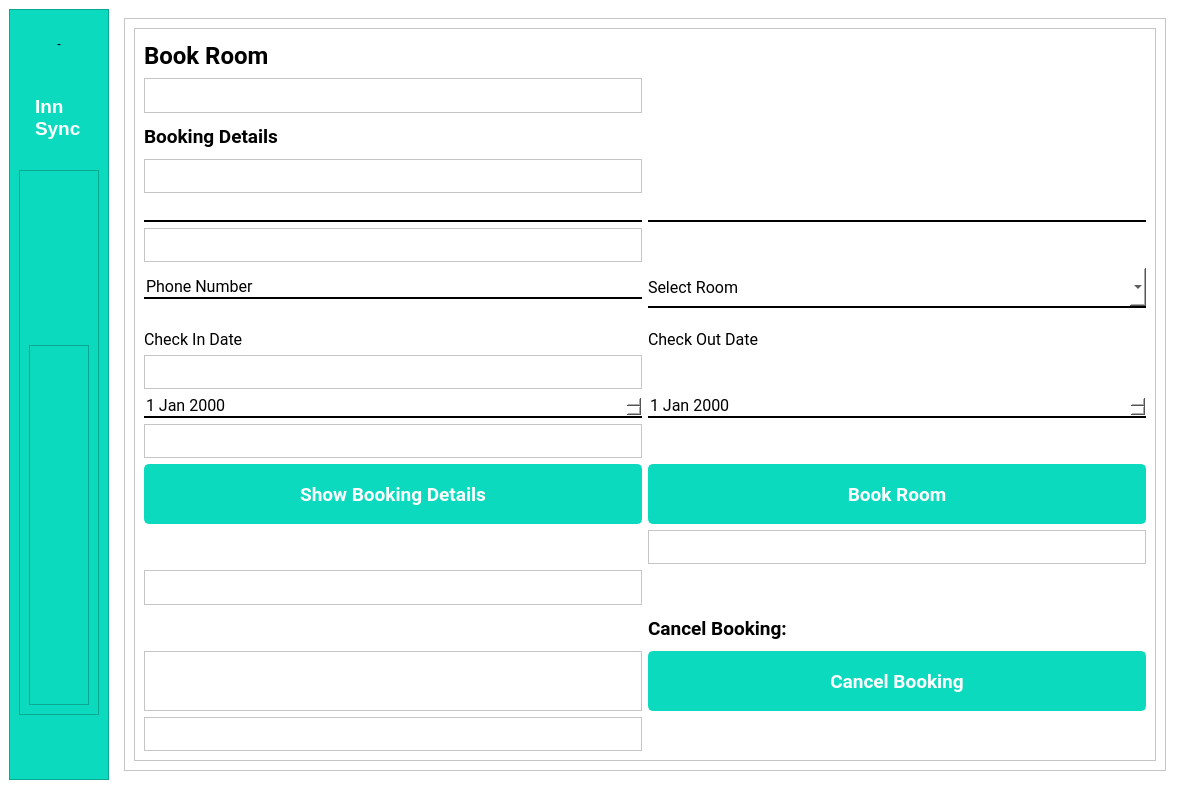
Qt form customer_landing_page.ui (AmnaSalman23/Hotel-Management-System) before a commit.
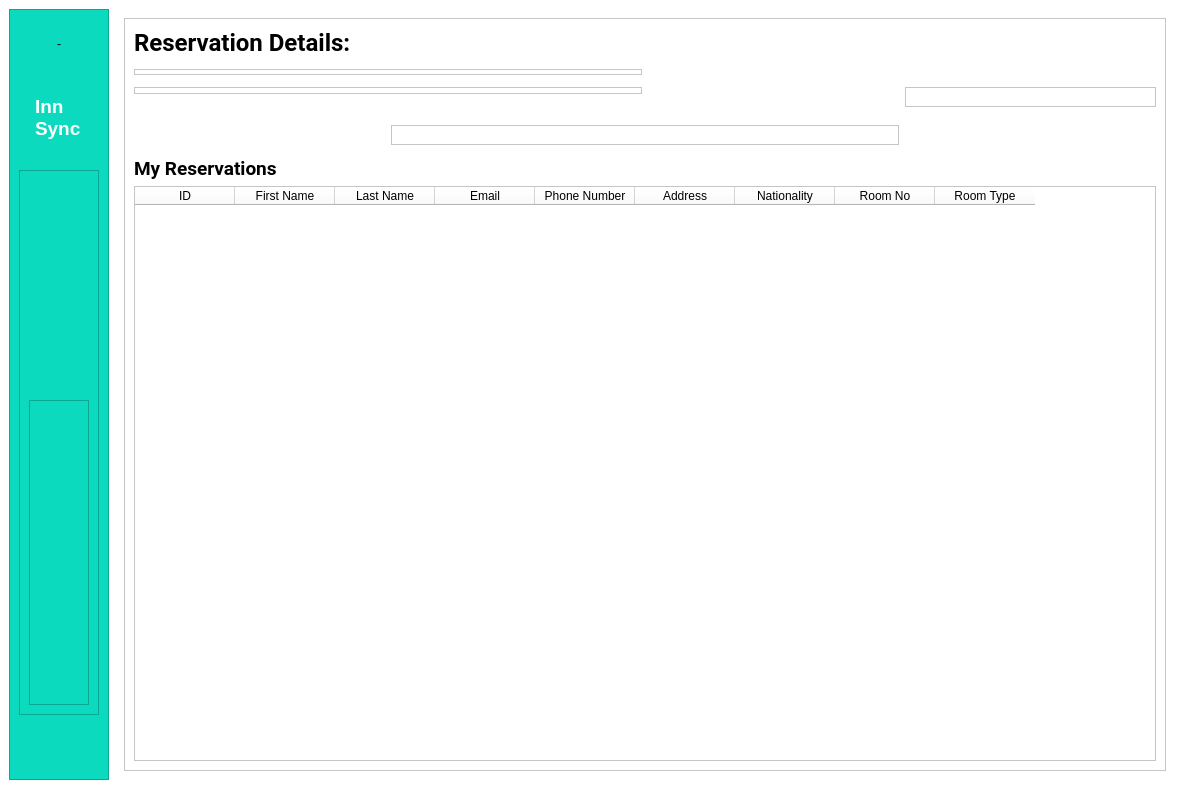
The same form after that commit. The open tabs and pages were chosen to show the change. Icons and pictures are not drawn.

Commit message: Add feature show reservations

What changed in the file:
```diff
--- a/customer_landing_page.ui
+++ b/customer_landing_page.ui
@@ -45,177 +45,8 @@
       <property name="frameShadow">
        <enum>QFrame::Raised</enum>
       </property>
-      <layout class="QGridLayout" name="gridLayout">
-       <item row="4" column="0">
-        <widget class="QFrame" name="frame_4">
-         <property name="frameShape">
-          <enum>QFrame::StyledPanel</enum>
-         </property>
-         <property name="frameShadow">
-          <enum>QFrame::Raised</enum>
-         </property>
          <layout class="QVBoxLayout" name="verticalLayout">
-          <item alignment="Qt::AlignLeft">
-           <widget class="QPushButton" name="dashboardBtn">
-            <property name="font">
-             <font>
-              <pointsize>12</pointsize>
-             </font>
-            </property>
-            <property name="cursor">
-             <cursorShape>PointingHandCursor</cursorShape>
-            </property>
-            <property name="styleSheet">
-             <string notr="true">QPushButton {
-    color: white;
-    background-color: #0BDABF;
-    padding: 15px;
-    border: none;
-    text-align: center;
-}
-
-QPushButton:hover {
-    background-color: #16E2CB;
-}
-</string>
-            </property>
-            <property name="text">
-             <string/>
-            </property>
-            <property name="icon">
-             <iconset resource="resource.qrc">
-              <normaloff>:/images/Images/dashboard.png</normaloff>:/images/Images/dashboard.png</iconset>
-            </property>
-            <property name="iconSize">
-             <size>
-              <width>40</width>
-              <height>40</height>
-             </size>
-            </property>
-           </widget>
-          </item>
-          <item alignment="Qt::AlignLeft">
-           <widget class="QPushButton" name="bookRoomBtn">
-            <property name="font">
-             <font>
-              <pointsize>12</pointsize>
-             </font>
-            </property>
-            <property name="cursor">
-             <cursorShape>PointingHandCursor</cursorShape>
-            </property>
-            <property name="styleSheet">
-             <string notr="true">QPushButton {
-    color: white;
-    background-color: #0BDABF;
-    padding: 15px;
-    border: none;
-    text-align: center;
-}
-
-QPushButton:hover {
-    background-color: #16E2CB;
-}
-</string>
-            </property>
-            <property name="text">
-             <string/>
-            </property>
-            <property name="icon">
-             <iconset resource="resource.qrc">
-              <normaloff>:/images/Images/booking room.png</normaloff>:/images/Images/booking room.png</iconset>
-            </property>
-            <property name="iconSize">
-             <size>
-              <width>40</width>
-              <height>40</height>
-             </size>
-            </property>
-           </widget>
-          </item>
-          <item alignment="Qt::AlignLeft">
-           <widget class="QPushButton" name="profilePageBtn">
-            <property name="font">
-             <font>
-              <pointsize>12</pointsize>
-             </font>
-            </property>
-            <property name="cursor">
-             <cursorShape>PointingHandCursor</cursorShape>
-            </property>
-            <property name="styleSheet">
-             <string notr="true">QPushButton {
-    color: white;
-    background-color: #0BDABF;
-    padding: 15px;
-    border: none;
-    text-align: center;
-}
-
-QPushButton:hover {
-    background-color: #16E2CB;
-}
-</string>
-            </property>
-            <property name="text">
-             <string/>
-            </property>
-            <property name="icon">
-             <iconset resource="resource.qrc">
-              <normaloff>:/images/Images/man-line-icon.png</normaloff>:/images/Images/man-line-icon.png</iconset>
-            </property>
-            <property name="iconSize">
-             <size>
-              <width>40</width>
-              <height>40</height>
-             </size>
-            </property>
-           </widget>
-          </item>
-          <item>
-           <widget class="QFrame" name="frame_12">
-            <property name="sizePolicy">
-             <sizepolicy hsizetype="Preferred" vsizetype="Expanding">
-              <horstretch>0</horstretch>
-              <verstretch>0</verstretch>
-             </sizepolicy>
-            </property>
-            <property name="frameShape">
-             <enum>QFrame::StyledPanel</enum>
-            </property>
-            <property name="frameShadow">
-             <enum>QFrame::Raised</enum>
-            </property>
-           </widget>
-          </item>
-         </layout>
-        </widget>
-       </item>
-       <item row="3" column="0">
-        <widget class="QFrame" name="frame_3">
-         <property name="maximumSize">
-          <size>
-           <width>16777215</width>
-           <height>140</height>
-          </size>
-         </property>
-         <property name="styleSheet">
-          <string notr="true">color:white;
-background:#0BDABF;
-padding:0px;
-border:none;
-text-align:cneter;</string>
-         </property>
-         <property name="frameShape">
-          <enum>QFrame::StyledPanel</enum>
-         </property>
-         <property name="frameShadow">
-          <enum>QFrame::Raised</enum>
-         </property>
-         <layout class="QGridLayout" name="gridLayout_3"/>
-        </widget>
-       </item>
-       <item row="0" column="0" alignment="Qt::AlignHCenter|Qt::AlignTop">
+       <item alignment="Qt::AlignHCenter">
         <widget class="QPushButton" name="navBar">
          <property name="minimumSize">
           <size>
@@ -247,7 +78,7 @@
          </property>
         </widget>
        </item>
-       <item row="1" column="0" alignment="Qt::AlignHCenter|Qt::AlignTop">
+       <item alignment="Qt::AlignHCenter">
         <widget class="QLabel" name="label">
          <property name="minimumSize">
           <size>
@@ -288,7 +119,215 @@
          </property>
         </widget>
        </item>
-       <item row="5" column="0" alignment="Qt::AlignLeft">
+       <item>
+        <widget class="QFrame" name="frame_3">
+         <property name="maximumSize">
+          <size>
+           <width>16777215</width>
+           <height>140</height>
+          </size>
+         </property>
+         <property name="styleSheet">
+          <string notr="true">color:white;
+background:#0BDABF;
+padding:0px;
+border:none;
+text-align:cneter;</string>
+         </property>
+         <property name="frameShape">
+          <enum>QFrame::StyledPanel</enum>
+         </property>
+         <property name="frameShadow">
+          <enum>QFrame::Raised</enum>
+         </property>
+         <layout class="QGridLayout" name="gridLayout_3"/>
+        </widget>
+       </item>
+       <item>
+        <widget class="QFrame" name="frame_4">
+         <property name="frameShape">
+          <enum>QFrame::StyledPanel</enum>
+         </property>
+         <property name="frameShadow">
+          <enum>QFrame::Raised</enum>
+         </property>
+         <layout class="QVBoxLayout" name="verticalLayout_3">
+          <item alignment="Qt::AlignLeft">
+           <widget class="QPushButton" name="dashboardBtn">
+            <property name="font">
+             <font>
+              <pointsize>12</pointsize>
+             </font>
+            </property>
+            <property name="cursor">
+             <cursorShape>PointingHandCursor</cursorShape>
+            </property>
+            <property name="styleSheet">
+             <string notr="true">QPushButton {
+    color: white;
+    background-color: #0BDABF;
+    padding: 15px;
+    border: none;
+    text-align: center;
+}
+
+QPushButton:hover {
+    background-color: #16E2CB;
+}
+</string>
+            </property>
+            <property name="text">
+             <string/>
+            </property>
+            <property name="icon">
+             <iconset resource="resource.qrc">
+              <normaloff>:/images/Images/dashboard.png</normaloff>:/images/Images/dashboard.png</iconset>
+            </property>
+            <property name="iconSize">
+             <size>
+              <width>40</width>
+              <height>40</height>
+             </size>
+            </property>
+           </widget>
+          </item>
+          <item alignment="Qt::AlignLeft">
+           <widget class="QPushButton" name="reservationDetails">
+            <property name="font">
+             <font>
+              <pointsize>12</pointsize>
+             </font>
+            </property>
+            <property name="cursor">
+             <cursorShape>PointingHandCursor</cursorShape>
+            </property>
+            <property name="styleSheet">
+             <string notr="true">QPushButton {
+    color: white;
+    background-color: #0BDABF;
+    padding: 15px;
+    border: none;
+    text-align: center;
+}
+
+QPushButton:hover {
+    background-color: #16E2CB;
+}
+</string>
+            </property>
+            <property name="text">
+             <string/>
+            </property>
+            <property name="icon">
+             <iconset resource="resource.qrc">
+              <normaloff>:/images/Images/booking room.png</normaloff>:/images/Images/booking room.png</iconset>
+            </property>
+            <property name="iconSize">
+             <size>
+              <width>40</width>
+              <height>40</height>
+             </size>
+            </property>
+           </widget>
+          </item>
+          <item alignment="Qt::AlignLeft">
+           <widget class="QPushButton" name="userFeedbackBtn">
+            <property name="font">
+             <font>
+              <pointsize>12</pointsize>
+             </font>
+            </property>
+            <property name="cursor">
+             <cursorShape>PointingHandCursor</cursorShape>
+            </property>
+            <property name="styleSheet">
+             <string notr="true">QPushButton {
+    color: white;
+    background-color: #0BDABF;
+    padding: 15px;
+    border: none;
+    text-align: center;
+}
+
+QPushButton:hover {
+    background-color: #16E2CB;
+}
+</string>
+            </property>
+            <property name="text">
+             <string/>
+            </property>
+            <property name="icon">
+             <iconset resource="resource.qrc">
+              <normaloff>:/images/Images/icons8-feedback-100.png</normaloff>:/images/Images/icons8-feedback-100.png</iconset>
+            </property>
+            <property name="iconSize">
+             <size>
+              <width>40</width>
+              <height>40</height>
+             </size>
+            </property>
+           </widget>
+          </item>
+          <item alignment="Qt::AlignLeft">
+           <widget class="QPushButton" name="profilePageBtn">
+            <property name="font">
+             <font>
+              <pointsize>12</pointsize>
+             </font>
+            </property>
+            <property name="cursor">
+             <cursorShape>PointingHandCursor</cursorShape>
+            </property>
+            <property name="styleSheet">
+             <string notr="true">QPushButton {
+    color: white;
+    background-color: #0BDABF;
+    padding: 15px;
+    border: none;
+    text-align: center;
+}
+
+QPushButton:hover {
+    background-color: #16E2CB;
+}
+</string>
+            </property>
+            <property name="text">
+             <string/>
+            </property>
+            <property name="icon">
+             <iconset resource="resource.qrc">
+              <normaloff>:/images/Images/man-line-icon.png</normaloff>:/images/Images/man-line-icon.png</iconset>
+            </property>
+            <property name="iconSize">
+             <size>
+              <width>40</width>
+              <height>40</height>
+             </size>
+            </property>
+           </widget>
+          </item>
+          <item>
+           <widget class="QFrame" name="frame_12">
+            <property name="sizePolicy">
+             <sizepolicy hsizetype="Preferred" vsizetype="Expanding">
+              <horstretch>0</horstretch>
+              <verstretch>0</verstretch>
+             </sizepolicy>
+            </property>
+            <property name="frameShape">
+             <enum>QFrame::StyledPanel</enum>
+            </property>
+            <property name="frameShadow">
+             <enum>QFrame::Raised</enum>
+            </property>
+           </widget>
+          </item>
+         </layout>
+        </widget>
+       </item>
+       <item>
         <widget class="QPushButton" name="logoutBtn">
          <property name="font">
           <font>
@@ -336,7 +375,7 @@
        <string notr="true"/>
       </property>
       <property name="currentIndex">
-       <number>0</number>
+       <number>2</number>
       </property>
       <widget class="QWidget" name="Dashboard">
        <layout class="QVBoxLayout" name="verticalLayout_2">
@@ -973,140 +1012,28 @@
        </layout>
       </widget>
       <widget class="QWidget" name="bookRoomPage">
+       <layout class="QGridLayout" name="gridLayout">
+        <item row="0" column="0">
+         <widget class="QFrame" name="frame_48">
+          <property name="frameShape">
+           <enum>QFrame::StyledPanel</enum>
+          </property>
+          <property name="frameShadow">
+           <enum>QFrame::Raised</enum>
+          </property>
        <layout class="QGridLayout" name="gridLayout_12">
-        <item row="0" column="0">
-         <widget class="QFrame" name="frame_13">
+           <item row="5" column="0" colspan="2">
+            <widget class="QFrame" name="frame_61">
           <property name="frameShape">
            <enum>QFrame::StyledPanel</enum>
           </property>
           <property name="frameShadow">
            <enum>QFrame::Raised</enum>
           </property>
-          <layout class="QGridLayout" name="gridLayout_14">
-           <item row="0" column="0">
-            <widget class="QFrame" name="frame_16">
-             <property name="frameShape">
-              <enum>QFrame::StyledPanel</enum>
-             </property>
-             <property name="frameShadow">
-              <enum>QFrame::Raised</enum>
-             </property>
-             <layout class="QGridLayout" name="gridLayout_15">
-              <item row="13" column="1">
-               <widget class="QFrame" name="frame_31">
-                <property name="frameShape">
-                 <enum>QFrame::StyledPanel</enum>
-                </property>
-                <property name="frameShadow">
-                 <enum>QFrame::Raised</enum>
-                </property>
-               </widget>
-              </item>
-              <item row="6" column="1">
-               <widget class="QComboBox" name="selectRoomInput">
-                <property name="minimumSize">
-                 <size>
-                  <width>0</width>
-                  <height>40</height>
-                 </size>
-                </property>
-                <property name="font">
-                 <font>
-                  <family>Roboto</family>
-                  <pointsize>12</pointsize>
-                 </font>
-                </property>
-                <property name="styleSheet">
-                 <string notr="true">border:none;
-border-bottom:2px solid black;</string>
-                </property>
-                <item>
-                 <property name="text">
-                  <string>Select Room</string>
-                 </property>
-                </item>
-               </widget>
-              </item>
-              <item row="9" column="1">
-               <widget class="QDateEdit" name="dateEdit_4">
-                <property name="font">
-                 <font>
-                  <family>Roboto</family>
-                  <pointsize>12</pointsize>
-                  <weight>50</weight>
-                  <bold>false</bold>
-                 </font>
-                </property>
-                <property name="styleSheet">
-                 <string notr="true">border:none;
-border-bottom: 2px solid black;</string>
-                </property>
-               </widget>
-              </item>
-              <item row="12" column="1">
-               <widget class="QPushButton" name="bookRoomBtn_3">
-                <property name="minimumSize">
-                 <size>
-                  <width>0</width>
-                  <height>60</height>
-                 </size>
-                </property>
-                <property name="font">
-                 <font>
-                  <family>Roboto</family>
-                  <pointsize>14</pointsize>
-                  <weight>75</weight>
-                  <bold>true</bold>
-                 </font>
-                </property>
-                <property name="styleSheet">
-                 <string notr="true">/* Normal state styling */
-QPushButton#bookRoomBtn_3 {
-    color: white;
-    background: #0BDABF;
-    border: 2px solid #0BDABF;
-    border-radius: 5px;
-    padding: 5px 10px;
-}
-
-/* Hover state styling */
-QPushButton#bookRoomBtn_3:hover {
-    background: #08A79D; /* Change the color for hover effect */
-}
-
-/* Advanced styling */
-QPushButton#bookRoomBtn_3:pressed {
-    background: #067267; /* Change the color for pressed effect */
-    border: 2px solid #067267;
-}
-
-/* Add any other advanced styling here */
-
-</string>
-                </property>
-                <property name="text">
-                 <string>Book Room</string>
-                </property>
-               </widget>
-              </item>
-              <item row="9" column="0">
-               <widget class="QDateEdit" name="dateEdit_3">
-                <property name="font">
-                 <font>
-                  <family>Roboto</family>
-                  <pointsize>12</pointsize>
-                  <weight>50</weight>
-                  <bold>false</bold>
-                 </font>
-                </property>
-                <property name="styleSheet">
-                 <string notr="true">border:none;
-border-bottom: 2px solid black;</string>
-                </property>
-               </widget>
-              </item>
-              <item row="3" column="0">
-               <widget class="QFrame" name="frame_36">
+            </widget>
+           </item>
+           <item row="7" column="0">
+            <widget class="QFrame" name="frame_19">
                 <property name="frameShape">
                  <enum>QFrame::StyledPanel</enum>
                 </property>
@@ -1115,8 +1042,8 @@
                 </property>
                </widget>
               </item>
-              <item row="17" column="0">
-               <widget class="QFrame" name="frame_29">
+           <item row="1" column="0" colspan="2">
+            <widget class="QFrame" name="frame_59">
                 <property name="frameShape">
                  <enum>QFrame::StyledPanel</enum>
                 </property>
@@ -1125,8 +1052,8 @@
                 </property>
                </widget>
               </item>
-              <item row="1" column="0">
-               <widget class="QFrame" name="frame_37">
+           <item row="2" column="0" rowspan="2" colspan="2">
+            <widget class="QFrame" name="frame_60">
                 <property name="frameShape">
                  <enum>QFrame::StyledPanel</enum>
                 </property>
@@ -1135,8 +1062,8 @@
                 </property>
                </widget>
               </item>
-              <item row="18" column="0">
-               <widget class="QFrame" name="frame_30">
+           <item row="4" column="0" colspan="2">
+            <widget class="QFrame" name="frame_58">
                 <property name="frameShape">
                  <enum>QFrame::StyledPanel</enum>
                 </property>
@@ -1145,18 +1072,19 @@
                 </property>
                </widget>
               </item>
-              <item row="15" column="0">
-               <widget class="QFrame" name="frame_28">
+           <item row="5" column="3" rowspan="2">
+            <widget class="QFrame" name="frame_2">
                 <property name="frameShape">
                  <enum>QFrame::StyledPanel</enum>
                 </property>
                 <property name="frameShadow">
                  <enum>QFrame::Raised</enum>
                 </property>
+             <layout class="QGridLayout" name="gridLayout_14"/>
                </widget>
               </item>
               <item row="10" column="0">
-               <widget class="QFrame" name="frame_33">
+            <widget class="QFrame" name="frame_20">
                 <property name="frameShape">
                  <enum>QFrame::StyledPanel</enum>
                 </property>
@@ -1165,18 +1093,19 @@
                 </property>
                </widget>
               </item>
-              <item row="8" column="0">
-               <widget class="QFrame" name="frame_34">
+           <item row="9" column="1" colspan="2">
+            <widget class="QFrame" name="frame_22">
                 <property name="frameShape">
                  <enum>QFrame::StyledPanel</enum>
                 </property>
                 <property name="frameShadow">
                  <enum>QFrame::Raised</enum>
                 </property>
-               </widget>
-              </item>
-              <item row="5" column="0">
-               <widget class="QFrame" name="frame_35">
+             <layout class="QVBoxLayout" name="verticalLayout_5"/>
+            </widget>
+           </item>
+           <item row="8" column="0" colspan="2">
+            <widget class="QFrame" name="frame_62">
                 <property name="frameShape">
                  <enum>QFrame::StyledPanel</enum>
                 </property>
@@ -1185,11 +1114,11 @@
                 </property>
                </widget>
               </item>
-              <item row="12" column="0">
-               <widget class="QPushButton" name="showBookingDetailsBtn">
-                <property name="minimumSize">
+           <item row="11" column="0">
+            <widget class="QLabel" name="label_34">
+             <property name="maximumSize">
                  <size>
-                  <width>0</width>
+               <width>16777215</width>
                   <height>60</height>
                  </size>
                 </property>
@@ -1201,84 +1130,13 @@
                   <bold>true</bold>
                  </font>
                 </property>
-                <property name="styleSheet">
-                 <string notr="true">/* Normal state styling */
-QPushButton#showBookingDetailsBtn {
-    color: white;
-    background: #0BDABF;
-    border: 2px solid #0BDABF;
-    border-radius: 5px;
-    padding: 5px 10px;
-}
-
-/* Hover state styling */
-QPushButton#showBookingDetailsBtn:hover {
-    background: #08A79D; /* Change the color for hover effect */
-}
-
-/* Advanced styling */
-QPushButton#showBookingDetailsBtn:pressed {
-    background: #067267; /* Change the color for pressed effect */
-    border: 2px solid #067267;
-}
-
-/* Add any other advanced styling here */
-
-</string>
-                </property>
                 <property name="text">
-                 <string>Show Booking Details</string>
+              <string>My Reservations</string>
                 </property>
                </widget>
               </item>
-              <item row="17" column="1">
-               <widget class="QPushButton" name="cancelBookingBtn">
-                <property name="minimumSize">
-                 <size>
-                  <width>0</width>
-                  <height>60</height>
-                 </size>
-                </property>
-                <property name="font">
-                 <font>
-                  <family>Roboto</family>
-                  <pointsize>14</pointsize>
-                  <weight>75</weight>
-                  <bold>true</bold>
-                 </font>
-                </property>
-                <property name="styleSheet">
-                 <string notr="true">/* Normal state styling */
-QPushButton#cancelBookingBtn {
-    color: white;
-    background: #0BDABF;
-    border: 2px solid #0BDABF;
-    border-radius: 5px;
-    padding: 5px 10px;
-}
-
-/* Hover state styling */
-QPushButton#cancelBookingBtn:hover {
-    background: #08A79D; /* Change the color for hover effect */
-}
-
-/* Advanced styling */
-QPushButton#cancelBookingBtn:pressed {
-    background: #067267; /* Change the color for pressed effect */
-    border: 2px solid #067267;
-}
-
-/* Add any other advanced styling here */
-
-</string>
-                </property>
-                <property name="text">
-                 <string>Cancel Booking</string>
-                </property>
-               </widget>
-              </item>
-              <item row="16" column="1">
-               <widget class="QLabel" name="label_8">
+           <item row="0" column="0">
+            <widget class="QLabel" name="label_32">
                 <property name="maximumSize">
                  <size>
                   <width>16777215</width>
@@ -1288,142 +1146,81 @@
                 <property name="font">
                  <font>
                   <family>Roboto</family>
-                  <pointsize>14</pointsize>
+               <pointsize>18</pointsize>
                   <weight>75</weight>
                   <bold>true</bold>
                  </font>
                 </property>
                 <property name="text">
-                 <string>Cancel Booking:</string>
+              <string>Reservation Details:</string>
                 </property>
                </widget>
               </item>
-              <item row="2" column="0">
-               <widget class="QLabel" name="label_7">
-                <property name="maximumSize">
-                 <size>
-                  <width>16777215</width>
-                  <height>60</height>
-                 </size>
-                </property>
-                <property name="font">
-                 <font>
-                  <family>Roboto</family>
-                  <pointsize>14</pointsize>
-                  <weight>75</weight>
-                  <bold>true</bold>
-                 </font>
-                </property>
+           <item row="12" column="0" colspan="4">
+            <widget class="QTableWidget" name="showAllReservations">
+             <property name="selectionBehavior">
+              <enum>QAbstractItemView::SelectRows</enum>
+             </property>
+             <attribute name="horizontalHeaderCascadingSectionResizes">
+              <bool>false</bool>
+             </attribute>
+             <attribute name="horizontalHeaderShowSortIndicator" stdset="0">
+              <bool>false</bool>
+             </attribute>
+             <attribute name="horizontalHeaderStretchLastSection">
+              <bool>false</bool>
+             </attribute>
+             <attribute name="verticalHeaderCascadingSectionResizes">
+              <bool>false</bool>
+             </attribute>
+             <attribute name="verticalHeaderShowSortIndicator" stdset="0">
+              <bool>false</bool>
+             </attribute>
+             <column>
+              <property name="text">
+               <string>ID</string>
+              </property>
+             </column>
+             <column>
                 <property name="text">
-                 <string>Booking Details</string>
-                </property>
-               </widget>
-              </item>
-              <item row="6" column="0">
-               <widget class="QLineEdit" name="lineEdit">
-                <property name="font">
-                 <font>
-                  <family>Roboto</family>
-                  <pointsize>12</pointsize>
-                  <weight>50</weight>
-                  <bold>false</bold>
-                 </font>
-                </property>
-                <property name="styleSheet">
-                 <string notr="true">border:none;
-border-bottom:2px solid black;</string>
-                </property>
+               <string>First Name</string>
+              </property>
+             </column>
+             <column>
+              <property name="text">
+               <string>Last Name</string>
+              </property>
+             </column>
+             <column>
+              <property name="text">
+               <string>Email</string>
+              </property>
+             </column>
+             <column>
                 <property name="text">
                  <string>Phone Number</string>
                 </property>
-               </widget>
-              </item>
-              <item row="0" column="0">
-               <widget class="QLabel" name="label_5">
-                <property name="maximumSize">
-                 <size>
-                  <width>16777215</width>
-                  <height>60</height>
-                 </size>
-                </property>
-                <property name="font">
-                 <font>
-                  <family>Roboto</family>
-                  <pointsize>18</pointsize>
-                  <weight>75</weight>
-                  <bold>true</bold>
-                 </font>
-                </property>
+             </column>
+             <column>
                 <property name="text">
-                 <string>Book Room</string>
-                </property>
-               </widget>
-              </item>
-              <item row="4" column="0">
-               <widget class="QLineEdit" name="firstNameInput">
-                <property name="font">
-                 <font>
-                  <family>Roboto</family>
-                  <pointsize>12</pointsize>
-                  <weight>50</weight>
-                  <bold>false</bold>
-                 </font>
-                </property>
-                <property name="styleSheet">
-                 <string notr="true">border:none;
-border-bottom:2px solid black;</string>
-                </property>
+               <string>Address</string>
+              </property>
+             </column>
+             <column>
                 <property name="text">
-                 <string/>
-                </property>
-               </widget>
-              </item>
-              <item row="4" column="1">
-               <widget class="QLineEdit" name="lastNameInput">
-                <property name="font">
-                 <font>
-                  <family>Roboto</family>
-                  <pointsize>12</pointsize>
-                  <weight>50</weight>
-                  <bold>false</bold>
-                 </font>
-                </property>
-                <property name="styleSheet">
-                 <string notr="true">border:none;
-border-bottom:2px solid black;</string>
-                </property>
+               <string>Nationality</string>
+              </property>
+             </column>
+             <column>
                 <property name="text">
-                 <string/>
-                </property>
-               </widget>
-              </item>
-              <item row="7" column="0" alignment="Qt::AlignBottom">
-               <widget class="QLabel" name="label_2">
-                <property name="font">
-                 <font>
-                  <family>Roboto</family>
-                  <pointsize>12</pointsize>
-                 </font>
-                </property>
+               <string>Room No</string>
+              </property>
+             </column>
+             <column>
                 <property name="text">
-                 <string>Check In Date</string>
-                </property>
-               </widget>
-              </item>
-              <item row="7" column="1" alignment="Qt::AlignBottom">
-               <widget class="QLabel" name="label_16">
-                <property name="font">
-                 <font>
-                  <family>Roboto</family>
-                  <pointsize>12</pointsize>
-                 </font>
-                </property>
-                <property name="text">
-                 <string>Check Out Date</string>
-                </property>
-               </widget>
-              </item>
-             </layout>
+               <string>Room Type</string>
+              </property>
+             </column>
             </widget>
            </item>
           </layout>
@@ -1501,6 +1298,9 @@
                <height>400</height>
               </size>
              </property>
+             <property name="maximum">
+              <number>5</number>
+             </property>
              <property name="orientation">
               <enum>Qt::Horizontal</enum>
              </property>
@@ -1580,7 +1380,12 @@
              </property>
              <item>
               <property name="text">
-               <string>Role</string>
+               <string>Good</string>
+              </property>
+             </item>
+             <item>
+              <property name="text">
+               <string>Bad</string>
               </property>
              </item>
             </widget>
```
Lines whose indentation alone changed are shown as unchanged. The commit also changes 30 other files.
